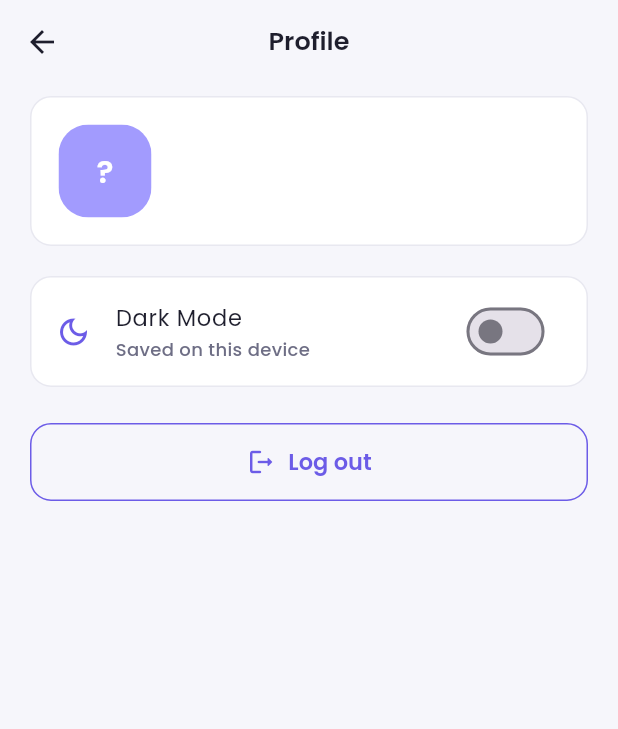
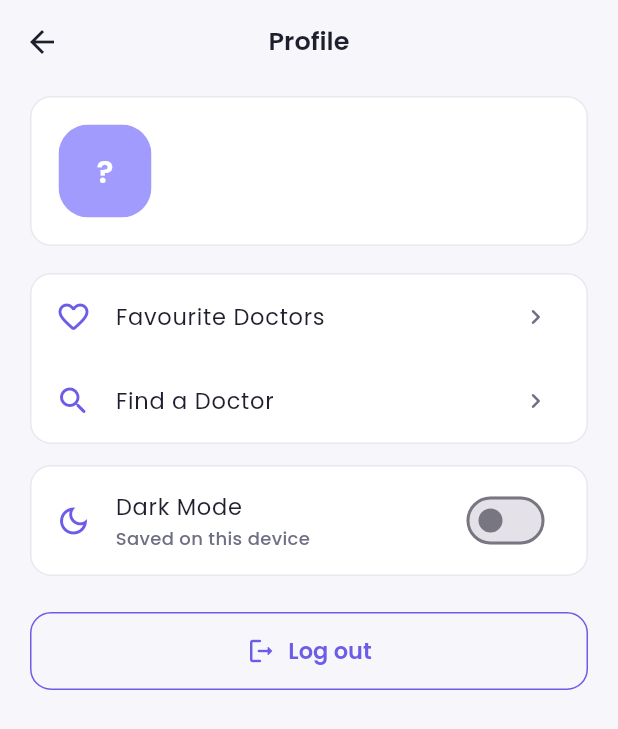
Before and after one commit to Tamim-Amin/medibook, a Flutter app: the ProfileScreen screen opened directly, on a phone screen of 412 x 824 dp. Shown: the top 729 px of the screen. Run offline on Flutter 3.47's test engine with Material 3 defaults, Android fonts, the phone set to English and light mode, and no system bars; our stand-ins replace shared_preferences, shimmer; accounts and stored records are empty.

Commit message:
feat: enhance ProfileScreen with favorites functionality and menu options

```diff
--- a/lib/screens/profile/profile_screen.dart
+++ b/lib/screens/profile/profile_screen.dart
@@ -2,6 +2,7 @@ import 'package:flutter/material.dart';
 import 'package:provider/provider.dart';
 
 import '../../providers/auth_provider.dart';
+import '../../providers/favorites_provider.dart';
 import '../../providers/theme_provider.dart';
 import '../../utils/app_colors.dart';
 import '../../utils/app_routes.dart';
@@ -14,8 +15,7 @@ import '../../widgets/primary_button.dart';
 
 /// Profile tab.
 ///
-/// Day 3 version: session details, dark mode toggle and logout.
-/// Day 7 adds Edit Profile and the Favourites link.
+/// Day 7 adds Edit Profile on top of this.
 class ProfileScreen extends StatelessWidget {
   const ProfileScreen({super.key});
 
@@ -24,7 +24,8 @@ class ProfileScreen extends StatelessWidget {
       context: context,
       builder: (BuildContext dialogContext) => AlertDialog(
         title: const Text('Log out?'),
-        content: const Text('You will need to log in again to book an appointment.'),
+        content:
+        const Text('You will need to log in again to book an appointment.'),
         actions: <Widget>[
           TextButton(
             onPressed: () => Navigator.pop(dialogContext, false),
@@ -52,6 +53,7 @@ class ProfileScreen extends StatelessWidget {
   Widget build(BuildContext context) {
     final AuthProvider auth = context.watch<AuthProvider>();
     final ThemeProvider theme = context.watch<ThemeProvider>();
+    final int favoriteCount = context.watch<FavoritesProvider>().count;
 
     return Scaffold(
       appBar: AppBar(title: const Text('Profile')),
@@ -62,7 +64,7 @@ class ProfileScreen extends StatelessWidget {
             _ProfileHeader(auth: auth)
           else
             SizedBox(
-              height: 300,
+              height: 280,
               child: EmptyStateView(
                 icon: Icons.person_outline,
                 title: 'You are browsing as a guest',
@@ -73,20 +75,36 @@ class ProfileScreen extends StatelessWidget {
                 onAction: () => Navigator.pushNamed(context, AppRoutes.login),
               ),
             ),
-          const SizedBox(height: 20),
-          Container(
-            decoration: BoxDecoration(
-              color: context.cSurface,
-              borderRadius: BorderRadius.circular(AppTheme.radius),
-              border: Border.all(color: context.cBorder),
+          const SizedBox(height: 18),
+          _MenuCard(
+            children: <Widget>[
+              _MenuTile(
+                icon: Icons.favorite_border_rounded,
+                title: 'Favourite Doctors',
+                trailing: favoriteCount == 0 ? null : '$favoriteCount',
+                onTap: () =>
+                    Navigator.pushNamed(context, AppRoutes.favorites),
               ),
-            child: SwitchListTile(
+              _MenuTile(
+                icon: Icons.search_rounded,
+                title: 'Find a Doctor',
+                onTap: () =>
+                    Navigator.pushNamed(context, AppRoutes.doctorList),
+              ),
+            ],
+          ),
+          const SizedBox(height: 14),
+          _MenuCard(
+            children: <Widget>[
+              SwitchListTile(
                 value: theme.isDark,
                 onChanged: (bool v) => context.read<ThemeProvider>().setDark(v),
-              secondary: Icon(Icons.dark_mode_outlined, color: context.cPrimary),
+                secondary:
+                Icon(Icons.dark_mode_outlined, color: context.cPrimary),
                 title: Text(
                   'Dark Mode',
-                style: AppTextStyles.body.copyWith(color: context.cTextPrimary),
+                  style:
+                  AppTextStyles.body.copyWith(color: context.cTextPrimary),
                 ),
                 subtitle: Text(
                   'Saved on this device',
@@ -94,6 +112,7 @@ class ProfileScreen extends StatelessWidget {
                       .copyWith(color: context.cTextSecondary),
                 ),
               ),
+            ],
           ),
           const SizedBox(height: 24),
           if (auth.isLoggedIn)
@@ -109,6 +128,63 @@ class ProfileScreen extends StatelessWidget {
   }
 }
 
+class _MenuCard extends StatelessWidget {
+  const _MenuCard({required this.children});
+
+  final List<Widget> children;
+
+  @override
+  Widget build(BuildContext context) {
+    return Container(
+      decoration: BoxDecoration(
+        color: context.cSurface,
+        borderRadius: BorderRadius.circular(AppTheme.radius),
+        border: Border.all(color: context.cBorder),
+      ),
+      child: Column(children: children),
+    );
+  }
+}
+
+class _MenuTile extends StatelessWidget {
+  const _MenuTile({
+    required this.icon,
+    required this.title,
+    required this.onTap,
+    this.trailing,
+  });
+
+  final IconData icon;
+  final String title;
+  final VoidCallback onTap;
+  final String? trailing;
+
+  @override
+  Widget build(BuildContext context) {
+    return ListTile(
+      onTap: onTap,
+      leading: Icon(icon, color: context.cPrimary),
+      title: Text(
+        title,
+        style: AppTextStyles.body.copyWith(color: context.cTextPrimary),
+      ),
+      trailing: Row(
+        mainAxisSize: MainAxisSize.min,
+        children: <Widget>[
+          if (trailing != null)
+            Text(
+              trailing!,
+              style: AppTextStyles.caption.copyWith(color: context.cPrimary),
+            ),
+          const SizedBox(width: 6),
+          Icon(Icons.chevron_right_rounded,
+              size: 20, color: context.cTextSecondary),
+        ],
+      ),
+    );
+  }
+}
+
 class _ProfileHeader extends StatelessWidget {
   const _ProfileHeader({required this.auth});
 
@@ -116,10 +192,6 @@ class _ProfileHeader extends StatelessWidget {
 
   @override
   Widget build(BuildContext context) {
-    final String name = auth.currentUser?.name ?? '';
-    final String email = auth.currentUser?.email ?? '';
-    final String phone = auth.currentUser?.phone ?? '';
-
     return Container(
       padding: const EdgeInsets.all(18),
       decoration: BoxDecoration(
@@ -140,7 +212,7 @@ class _ProfileHeader extends StatelessWidget {
               crossAxisAlignment: CrossAxisAlignment.start,
               children: <Widget>[
                 Text(
-                  name,
+                  auth.currentUser?.name ?? '',
                   style: AppTextStyles.heading3
                       .copyWith(color: context.cTextPrimary),
                   maxLines: 1,
@@ -148,14 +220,14 @@ class _ProfileHeader extends StatelessWidget {
                 ),
                 const SizedBox(height: 3),
                 Text(
-                  email,
+                  auth.currentUser?.email ?? '',
                   style: AppTextStyles.bodySmall
                       .copyWith(color: context.cTextSecondary),
                   maxLines: 1,
                   overflow: TextOverflow.ellipsis,
                 ),
                 Text(
-                  phone,
+                  auth.currentUser?.phone ?? '',
                   style: AppTextStyles.caption
                       .copyWith(color: context.cTextSecondary),
                 ),
```
Lines whose indentation alone changed are shown as unchanged.
